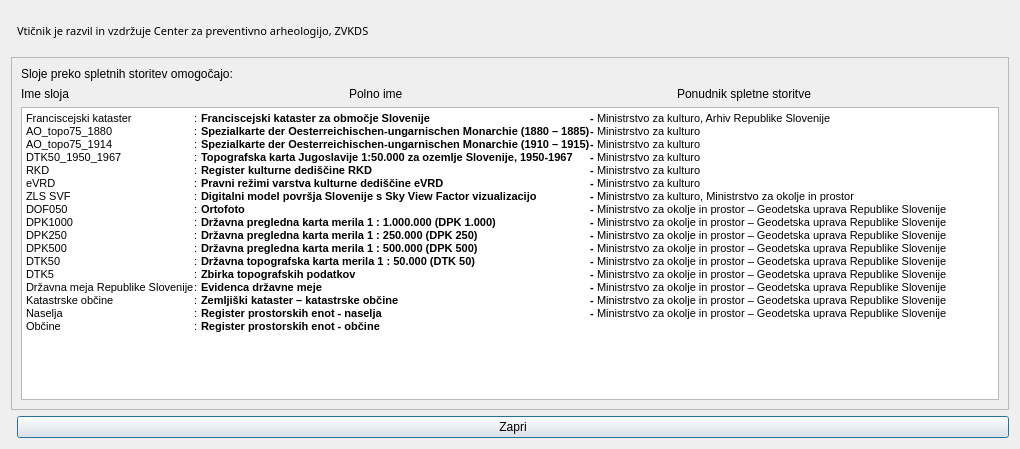
This is about/agis_about_dialog.ui in matjash/AGIS as Qt 5 draws it before an edit. The edited form follows.
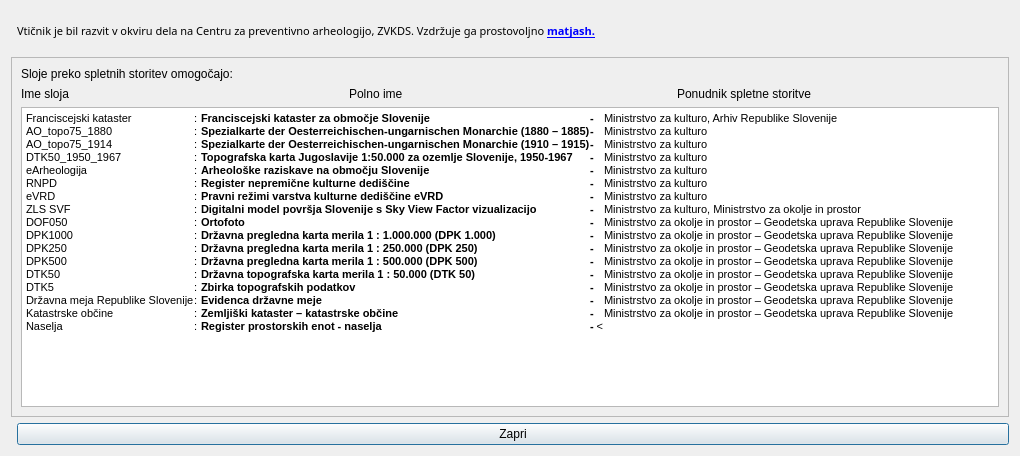
This is the edited form. Icons and pictures are not drawn.

Patch:
```diff
--- a/about/agis_about_dialog.ui
+++ b/about/agis_about_dialog.ui
@@ -7,7 +7,7 @@
     <x>0</x>
     <y>0</y>
     <width>1020</width>
-    <height>449</height>
+    <height>456</height>
    </rect>
   </property>
   <property name="windowTitle">
@@ -36,8 +36,8 @@
        <rect>
         <x>0</x>
         <y>0</y>
-        <width>998</width>
-        <height>350</height>
+        <width>1000</width>
+        <height>361</height>
        </rect>
       </property>
       <layout class="QVBoxLayout" name="verticalLayout_3">
@@ -127,11 +127,22 @@
 &lt;p style=&quot; margin-top:0px; margin-bottom:0px; margin-left:0px; margin-right:0px; -qt-block-indent:0; text-indent:0px;&quot;&gt;&lt;span style=&quot; font-family:'Times New Roman'; font-size:8pt;&quot;&gt;Ministrstvo za kulturo&lt;/span&gt;&lt;/p&gt;&lt;/td&gt;&lt;/tr&gt;
 &lt;tr&gt;
 &lt;td&gt;
-&lt;p style=&quot; margin-top:0px; margin-bottom:0px; margin-left:0px; margin-right:0px; -qt-block-indent:0; text-indent:0px;&quot;&gt;&lt;span style=&quot; font-family:'Times New Roman'; font-size:8pt;&quot;&gt;RKD&lt;/span&gt;&lt;/p&gt;&lt;/td&gt;
+&lt;p style=&quot; margin-top:0px; margin-bottom:0px; margin-left:0px; margin-right:0px; -qt-block-indent:0; text-indent:0px;&quot;&gt;&lt;span style=&quot; font-family:'Times New Roman'; font-size:8pt;&quot;&gt;eArheologija&lt;/span&gt;&lt;/p&gt;&lt;/td&gt;
 &lt;td&gt;
 &lt;p style=&quot; margin-top:0px; margin-bottom:0px; margin-left:0px; margin-right:0px; -qt-block-indent:0; text-indent:0px;&quot;&gt;&lt;span style=&quot; font-family:'Times New Roman'; font-size:8pt;&quot;&gt;: &lt;/span&gt;&lt;/p&gt;&lt;/td&gt;
 &lt;td&gt;
-&lt;p style=&quot; margin-top:0px; margin-bottom:0px; margin-left:0px; margin-right:0px; -qt-block-indent:0; text-indent:0px;&quot;&gt;&lt;span style=&quot; font-family:'Times New Roman'; font-size:8pt; font-weight:600;&quot;&gt;Register kulturne dediščine RKD&lt;/span&gt;&lt;/p&gt;&lt;/td&gt;
+&lt;p style=&quot; margin-top:0px; margin-bottom:0px; margin-left:0px; margin-right:0px; -qt-block-indent:0; text-indent:0px;&quot;&gt;&lt;span style=&quot; font-family:'Times New Roman'; font-size:8pt; font-weight:600;&quot;&gt;Arheološke raziskave na območju Slovenije&lt;/span&gt;&lt;/p&gt;&lt;/td&gt;
+&lt;td&gt;
+&lt;p style=&quot; margin-top:0px; margin-bottom:0px; margin-left:0px; margin-right:0px; -qt-block-indent:0; text-indent:0px;&quot;&gt;&lt;span style=&quot; font-family:'Times New Roman'; font-size:8pt; font-weight:600;&quot;&gt;- &lt;/span&gt;&lt;/p&gt;&lt;/td&gt;
+&lt;td&gt;
+&lt;p style=&quot; margin-top:0px; margin-bottom:0px; margin-left:0px; margin-right:0px; -qt-block-indent:0; text-indent:0px;&quot;&gt;&lt;span style=&quot; font-family:'Times New Roman'; font-size:8pt;&quot;&gt;Ministrstvo za kulturo&lt;/span&gt;&lt;/p&gt;&lt;/td&gt;&lt;/tr&gt;
+&lt;tr&gt;
+&lt;td&gt;
+&lt;p style=&quot; margin-top:0px; margin-bottom:0px; margin-left:0px; margin-right:0px; -qt-block-indent:0; text-indent:0px;&quot;&gt;&lt;span style=&quot; font-family:'Times New Roman'; font-size:8pt;&quot;&gt;RNPD&lt;/span&gt;&lt;/p&gt;&lt;/td&gt;
+&lt;td&gt;
+&lt;p style=&quot; margin-top:0px; margin-bottom:0px; margin-left:0px; margin-right:0px; -qt-block-indent:0; text-indent:0px;&quot;&gt;&lt;span style=&quot; font-family:'Times New Roman'; font-size:8pt;&quot;&gt;: &lt;/span&gt;&lt;/p&gt;&lt;/td&gt;
+&lt;td&gt;
+&lt;p style=&quot; margin-top:0px; margin-bottom:0px; margin-left:0px; margin-right:0px; -qt-block-indent:0; text-indent:0px;&quot;&gt;&lt;span style=&quot; font-family:'Times New Roman'; font-size:8pt; font-weight:600;&quot;&gt;Register nepremične kulturne dediščine&lt;/span&gt;&lt;/p&gt;&lt;/td&gt;
 &lt;td&gt;
 &lt;p style=&quot; margin-top:0px; margin-bottom:0px; margin-left:0px; margin-right:0px; -qt-block-indent:0; text-indent:0px;&quot;&gt;&lt;span style=&quot; font-family:'Times New Roman'; font-size:8pt; font-weight:600;&quot;&gt;- &lt;/span&gt;&lt;/p&gt;&lt;/td&gt;
 &lt;td&gt;
@@ -270,11 +281,11 @@
 &lt;p style=&quot; margin-top:0px; margin-bottom:0px; margin-left:0px; margin-right:0px; -qt-block-indent:0; text-indent:0px;&quot;&gt;&lt;span style=&quot; font-family:'Times New Roman'; font-size:8pt;&quot;&gt;Ministrstvo za okolje in prostor – Geodetska uprava Republike Slovenije&lt;/span&gt;&lt;/p&gt;&lt;/td&gt;&lt;/tr&gt;
 &lt;tr&gt;
 &lt;td&gt;
-&lt;p style=&quot; margin-top:0px; margin-bottom:0px; margin-left:0px; margin-right:0px; -qt-block-indent:0; text-indent:0px;&quot;&gt;&lt;span style=&quot; font-family:'Times New Roman'; font-size:8pt;&quot;&gt;ZKP parcele &lt;/span&gt;&lt;/p&gt;&lt;/td&gt;
+&lt;p style=&quot; margin-top:0px; margin-bottom:0px; margin-left:0px; margin-right:0px; -qt-block-indent:0; text-indent:0px;&quot;&gt;&lt;span style=&quot; font-family:'Times New Roman'; font-size:8pt;&quot;&gt;KN parcele &lt;/span&gt;&lt;/p&gt;&lt;/td&gt;
 &lt;td&gt;
 &lt;p style=&quot; margin-top:0px; margin-bottom:0px; margin-left:0px; margin-right:0px; -qt-block-indent:0; text-indent:0px;&quot;&gt;&lt;span style=&quot; font-family:'Times New Roman'; font-size:8pt;&quot;&gt;: &lt;/span&gt;&lt;/p&gt;&lt;/td&gt;
 &lt;td&gt;
-&lt;p style=&quot; margin-top:0px; margin-bottom:0px; margin-left:0px; margin-right:0px; -qt-block-indent:0; text-indent:0px;&quot;&gt;&lt;span style=&quot; font-family:'Times New Roman'; font-size:8pt; font-weight:600;&quot;&gt;Zemljiškokatasterski prikaz - parcele&lt;/span&gt;&lt;/p&gt;&lt;/td&gt;
+&lt;p style=&quot; margin-top:0px; margin-bottom:0px; margin-left:0px; margin-right:0px; -qt-block-indent:0; text-indent:0px;&quot;&gt;&lt;span style=&quot; font-family:'Times New Roman'; font-size:8pt; font-weight:600;&quot;&gt;Kataster nepremičnin, parcele&lt;/span&gt;&lt;/p&gt;&lt;/td&gt;
 &lt;td&gt;
 &lt;p style=&quot; margin-top:0px; margin-bottom:0px; margin-left:0px; margin-right:0px; -qt-block-indent:0; text-indent:0px;&quot;&gt;&lt;span style=&quot; font-family:'Times New Roman'; font-size:8pt; font-weight:600;&quot;&gt;- &lt;/span&gt;&lt;/p&gt;&lt;/td&gt;
 &lt;td&gt;
@@ -322,7 +333,7 @@
       </font>
      </property>
      <property name="text">
-      <string>&lt;html&gt;&lt;head/&gt;&lt;body&gt;&lt;p&gt;&lt;span style=&quot; font-size:8pt; font-weight:400;&quot;&gt;Vtičnik je razvil in vzdržuje Center za preventivno arheologijo, ZVKDS&lt;/span&gt;&lt;/p&gt;&lt;/body&gt;&lt;/html&gt;</string>
+      <string>&lt;html&gt;&lt;head/&gt;&lt;body&gt;&lt;p&gt;&lt;span style=&quot; font-size:8pt; font-weight:400;&quot;&gt;Vtičnik je bil razvit v okviru dela na Centru za preventivno arheologijo, ZVKDS. Vzdržuje ga prostovoljno &lt;/span&gt;&lt;a href=&quot;https://ko-fi.com/matjash&quot;&gt;&lt;span style=&quot; font-size:8pt; text-decoration: underline; color:#0000ff;&quot;&gt;matjash.&lt;/span&gt;&lt;/a&gt;&lt;/p&gt;&lt;/body&gt;&lt;/html&gt;</string>
      </property>
     </widget>
    </item>
```
Left out of the diff: 2 changed lines with no effect on the pictures.
